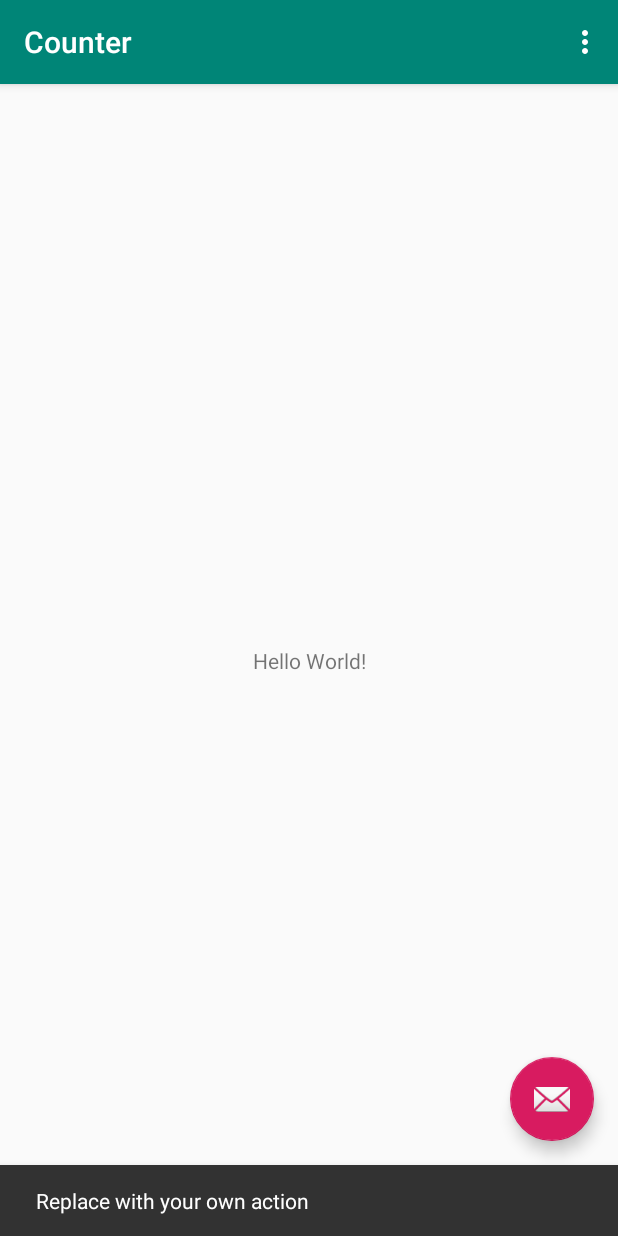
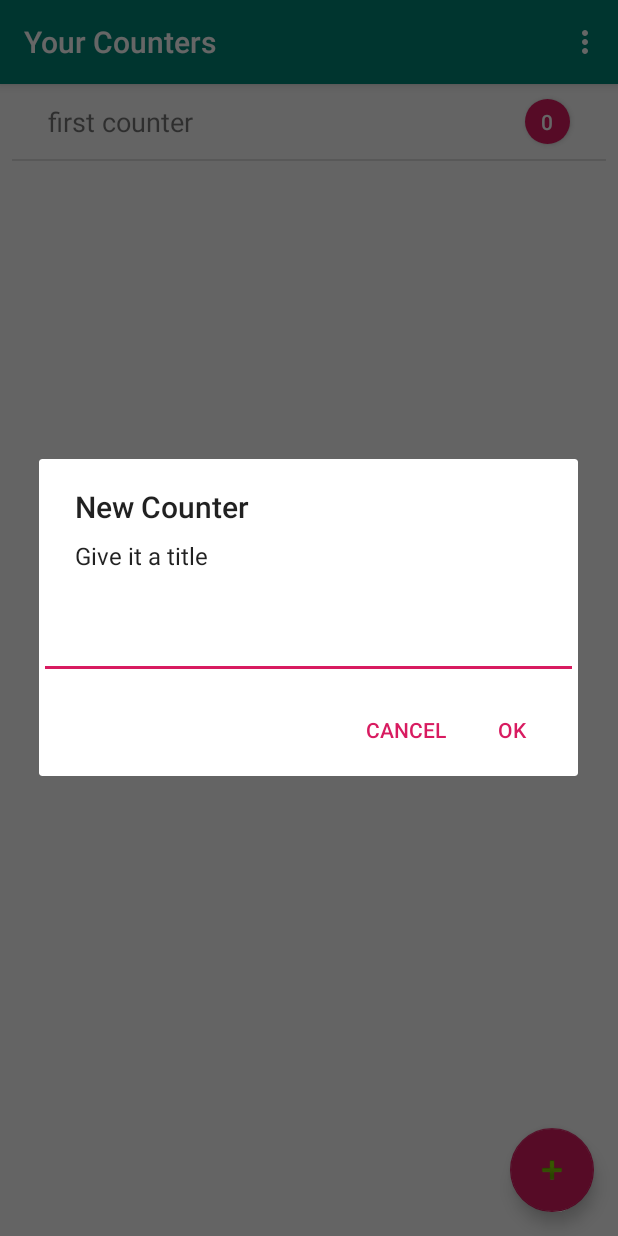
Before and after one commit to leonor16resende/Counter, an Android app: the screen it shows after launch (MainActivity), after a tap on an icon or button, on a phone screen of 412 x 824 dp. Run offline under Robolectric (Android 15) with nearby library versions, the phone set to English and light mode, and no system bars.

Commit message:
Implement list of counters

```diff
--- /dev/null
+++ b/app/src/main/java/com/leonorresende/counter/AppCounter.java
@@ -0,0 +1,26 @@
+package com.leonorresende.counter;
+
+public class AppCounter {
+    private String title;
+    private int number;
+
+    public AppCounter(String requiredTitle, int requiredNumber) {
+        this.title = requiredTitle;
+        this.number = requiredNumber;
+    }
+
+    public String getTitle() {
+        return this.title;
+    }
+
+    public int getNumber() {
+        return this.number;
+    }
+
+    public void setTitle(String newTitle) {
+        this.title = newTitle;
+    }
+    public void setNumber(int newNumber) {
+        this.number = newNumber;
+    }
+}
--- /dev/null
+++ b/app/src/main/java/com/leonorresende/counter/CustomAdapter.java
@@ -0,0 +1,61 @@
+package com.leonorresende.counter;
+
+import android.content.Context;
+import android.database.DataSetObserver;
+import android.util.Log;
+import android.view.LayoutInflater;
+import android.view.View;
+import android.view.ViewGroup;
+import android.widget.ArrayAdapter;
+import android.widget.Button;
+import android.widget.TextView;
+
+import androidx.annotation.NonNull;
+import androidx.annotation.Nullable;
+
+import java.util.ArrayList;
+
+public class CustomAdapter extends ArrayAdapter<AppCounter> {
+    private ArrayList<AppCounter> countersData = new ArrayList<>();
+    Context thisContext;
+    public CustomAdapter(Context context, ArrayList<AppCounter> list) {
+        super(context, R.layout.row_counter, list);
+        thisContext = context;
+        countersData = list;
+    }
+
+    @Override
+    public View getView(final int position, @Nullable View convertView, @NonNull ViewGroup parent) {
+        View listItem = convertView;
+        if(listItem == null)
+            listItem = LayoutInflater.from(thisContext).inflate(R.layout.row_counter, parent,false);
+
+        listItem.setOnClickListener(new View.OnClickListener() {
+            @Override
+            public void onClick(View view) {
+                Log.i("Item clicked", "NO. " + position);
+            }
+        });
+
+        AppCounter currentCounter = countersData.get(position);
+        TextView titleTextView = listItem.findViewById(R.id.titleTextView);
+        titleTextView.setText(currentCounter.getTitle());
+
+        Button numberButton = listItem.findViewById(R.id.numberButton);
+        numberButton.setText(String.valueOf(currentCounter.getNumber()));
+
+
+        return listItem;
+    }
+
+    @Override
+    public void registerDataSetObserver(DataSetObserver dataSetObserver) {
+        super.registerDataSetObserver(dataSetObserver);
+
+    }
+
+    @Override
+    public void unregisterDataSetObserver(DataSetObserver dataSetObserver) {
+        super.unregisterDataSetObserver(dataSetObserver);
+    }
+}
--- a/app/src/main/java/com/leonorresende/counter/MainActivity.java
+++ b/app/src/main/java/com/leonorresende/counter/MainActivity.java
@@ -1,18 +1,33 @@
 package com.leonorresende.counter;
 
+import android.content.DialogInterface;
 import android.os.Bundle;
 
 import com.google.android.material.floatingactionbutton.FloatingActionButton;
 import com.google.android.material.snackbar.Snackbar;
 
+import androidx.appcompat.app.AlertDialog;
 import androidx.appcompat.app.AppCompatActivity;
 import androidx.appcompat.widget.Toolbar;
+import androidx.constraintlayout.widget.ConstraintLayout;
 
+import android.util.Log;
 import android.view.View;
 import android.view.Menu;
 import android.view.MenuItem;
+import android.widget.AdapterView;
+import android.widget.ArrayAdapter;
+import android.widget.EditText;
+import android.widget.ListView;
+import android.widget.Toast;
 
-public class MainActivity extends AppCompatActivity {
+import java.util.ArrayList;
+
+public class MainActivity extends AppCompatActivity implements View.OnClickListener {
+
+    ListView countersListView;
+    ArrayList<AppCounter> counters;
+    CustomAdapter adapter;
 
     @Override
     protected void onCreate(Bundle savedInstanceState) {
@@ -20,15 +35,34 @@ public class MainActivity extends AppCompatActivity {
         setContentView(R.layout.activity_main);
         Toolbar toolbar = findViewById(R.id.toolbar);
         setSupportActionBar(toolbar);
+        setTitle(R.string.your_counters);
+
+        countersListView = (ListView) findViewById(R.id.list);
+        counters = new ArrayList<AppCounter>();
+        counters.add(new AppCounter("first counter", 0));
+
+        adapter = new CustomAdapter(this, counters);
+        countersListView.setAdapter(adapter);
+
+        //countersListView.setOnItemClickListener(this);
+
 
         FloatingActionButton fab = findViewById(R.id.fab);
-        fab.setOnClickListener(new View.OnClickListener() {
-            @Override
-            public void onClick(View view) {
-                Snackbar.make(view, "Replace with your own action", Snackbar.LENGTH_LONG)
-                        .setAction("Action", null).show();
-            }
-        });
+        fab.setOnClickListener(this);
+
+    }
+
+    private int makeNewCounter(String counterTitle, int counterNumber) {
+        AppCounter newCounter = new AppCounter(counterTitle, counterNumber);
+        counters.add(newCounter);
+        adapter.notifyDataSetChanged();
+        return counters.size() - 1;
+    }
+
+    public void goToCounter(int index) {
+        String title = counters.get(index).getTitle();
+        int number = counters.get(index).getNumber();
+        Toast.makeText(this, "Title: " + title + ", Number: " + number, Toast.LENGTH_SHORT).show();
     }
 
     @Override
@@ -52,4 +86,33 @@ public class MainActivity extends AppCompatActivity {
 
         return super.onOptionsItemSelected(item);
     }
+
+    @Override
+    public void onClick(View view) {
+        if (view.getId() == R.id.fab) {
+            final EditText titleInput = new EditText(MainActivity.this);
+
+            new AlertDialog.Builder(this)
+                    .setTitle("New Counter")
+                    .setMessage("Give it a title")
+                    .setView(titleInput)
+                    .setPositiveButton("OK", new DialogInterface.OnClickListener() {
+                        @Override
+                        public void onClick(DialogInterface dialogInterface, int i) {
+                            int index = makeNewCounter(titleInput.getText().toString(), 0);
+                            goToCounter(index);
+
+                        }
+                    })
+                    .setNegativeButton("Cancel", null)
+                    .show();
+        }
+    }
+
+    /*@Override
+    public void onItemClick(AdapterView<?> adapterView, View view, int i, long l) {
+        Log.i("Item clicked", "NO. " + i);
+        goToCounter(i);
+    }*/
+
 }
--- /dev/null
+++ b/app/src/main/res/drawable/divider.xml
@@ -0,0 +1,5 @@
+<?xml version="1.0" encoding="utf-8"?>
+<shape
+    xmlns:android="http://schemas.android.com/apk/res/android">
+    <gradient android:startColor="#000000" android:endColor="#000000" android:angle="270.0" />
+</shape>
--- /dev/null
+++ b/app/src/main/res/drawable/pink_circle.xml
@@ -0,0 +1,6 @@
+<?xml version="1.0" encoding="utf-8"?>
+<shape android:shape="oval"
+    xmlns:android="http://schemas.android.com/apk/res/android">
+    <solid android:color="@color/colorAccent"></solid>
+    <size android:width="20dp" android:height="20dp"></size>
+</shape>
--- a/app/src/main/res/layout/activity_main.xml
+++ b/app/src/main/res/layout/activity_main.xml
@@ -20,7 +20,7 @@
 
     </com.google.android.material.appbar.AppBarLayout>
 
-    <include layout="@layout/content_main" />
+    <include layout="@layout/content_main"></include>
 
     <com.google.android.material.floatingactionbutton.FloatingActionButton
         android:id="@+id/fab"
@@ -28,6 +28,6 @@
         android:layout_height="wrap_content"
         android:layout_gravity="bottom|end"
         android:layout_margin="@dimen/fab_margin"
-        app:srcCompat="@android:drawable/ic_dialog_email" />
+        app:srcCompat="@android:drawable/ic_input_add" />
 
 </androidx.coordinatorlayout.widget.CoordinatorLayout>
--- a/app/src/main/res/layout/content_main.xml
+++ b/app/src/main/res/layout/content_main.xml
@@ -8,13 +8,15 @@
     tools:context=".MainActivity"
     tools:showIn="@layout/activity_main">
 
-    <TextView
-        android:layout_width="wrap_content"
-        android:layout_height="wrap_content"
-        android:text="Hello World!"
+
+    <ListView
+        android:id="@+id/list"
+        android:layout_width="0dp"
+        android:layout_height="0dp"
+        android:layout_marginStart="8dp"
+        android:layout_marginEnd="8dp"
         app:layout_constraintBottom_toBottomOf="parent"
-        app:layout_constraintLeft_toLeftOf="parent"
-        app:layout_constraintRight_toRightOf="parent"
+        app:layout_constraintEnd_toEndOf="parent"
+        app:layout_constraintStart_toStartOf="parent"
         app:layout_constraintTop_toTopOf="parent" />
-
 </androidx.constraintlayout.widget.ConstraintLayout>
--- /dev/null
+++ b/app/src/main/res/layout/row_counter.xml
@@ -0,0 +1,39 @@
+<?xml version="1.0" encoding="utf-8"?>
+<androidx.constraintlayout.widget.ConstraintLayout xmlns:android="http://schemas.android.com/apk/res/android"
+    xmlns:app="http://schemas.android.com/apk/res-auto"
+    android:layout_width="match_parent"
+    android:layout_height="50dp"
+    android:orientation="horizontal">
+
+
+
+    <TextView
+        android:id="@+id/titleTextView"
+        android:layout_width="0dp"
+        android:layout_height="wrap_content"
+        android:layout_marginStart="24dp"
+        android:layout_marginEnd="16dp"
+        android:text="@string/app_name"
+        android:textAlignment="viewStart"
+        android:textSize="18sp"
+        app:layout_constraintBottom_toBottomOf="parent"
+        app:layout_constraintEnd_toStartOf="@+id/numberButton"
+        app:layout_constraintHorizontal_bias="0.5"
+        app:layout_constraintStart_toStartOf="parent"
+        app:layout_constraintTop_toTopOf="parent" />
+
+    <Button
+        android:id="@+id/numberButton"
+        android:layout_width="30dp"
+        android:layout_height="30dp"
+        android:layout_gravity=""
+        android:layout_marginEnd="24dp"
+        android:background="@drawable/pink_circle"
+        android:text="2"
+        android:textAllCaps="false"
+        android:textColor="#ffffff"
+        app:layout_constraintBottom_toBottomOf="parent"
+        app:layout_constraintEnd_toEndOf="parent"
+        app:layout_constraintTop_toTopOf="parent" />
+
+</androidx.constraintlayout.widget.ConstraintLayout>
--- a/app/src/main/res/values/strings.xml
+++ b/app/src/main/res/values/strings.xml
@@ -1,4 +1,5 @@
 <resources>
     <string name="app_name">Counter</string>
     <string name="action_settings">Settings</string>
+    <string name="your_counters">Your Counters</string>
 </resources>
```
Also changed, not shown: app/src/main/java/ObjectSerializer.java (added, +58 -0 lines).
